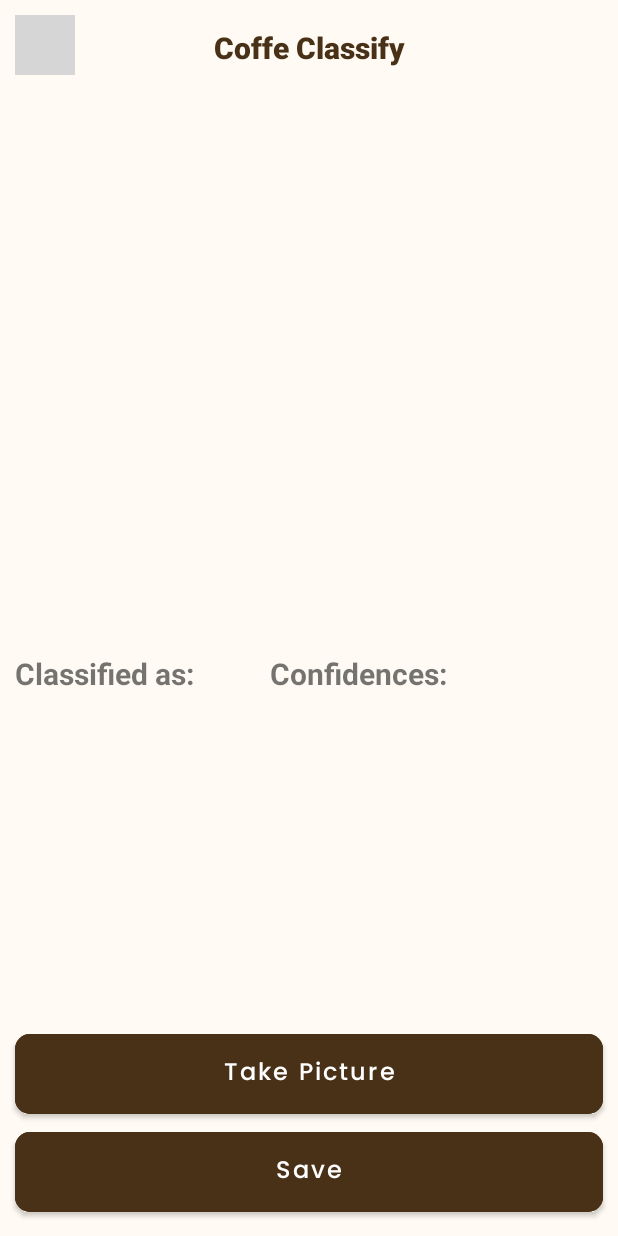
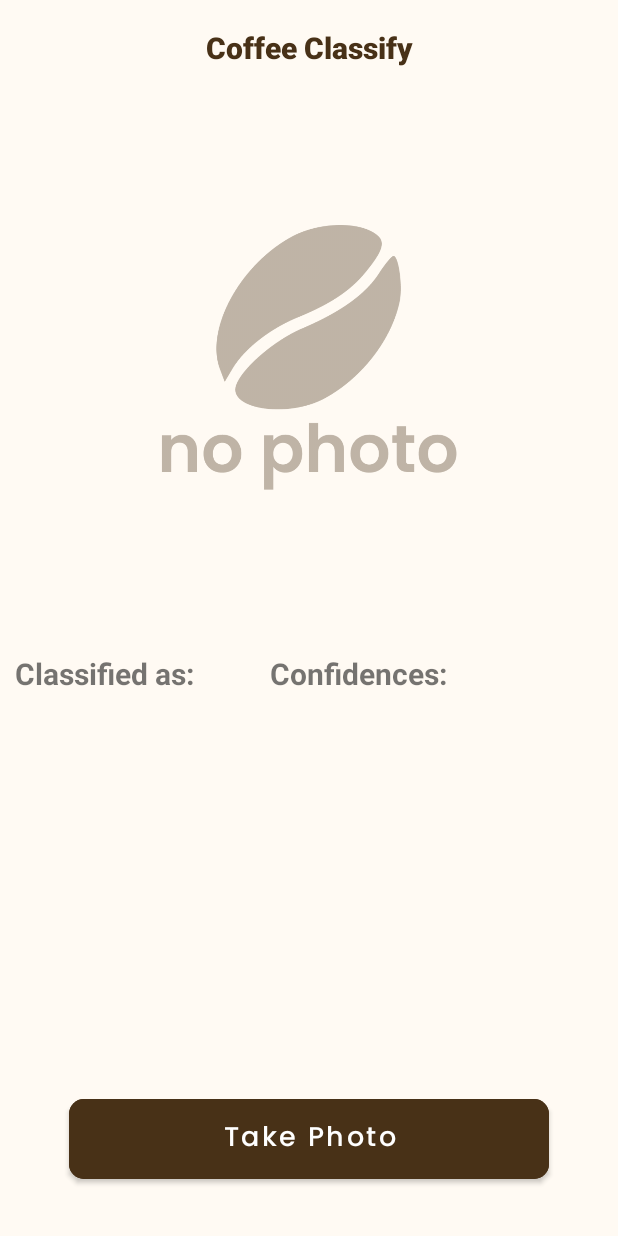
Before and after one commit to davirudo/Aispresso, an Android app: the screen it shows after launch (CoffeClasifyActivity), on a phone screen of 412 x 824 dp. Run offline under Robolectric (Android 15) with nearby library versions, the phone set to English and light mode, and no system bars; libraries missing offline, so code that uses them is left out: org.tensorflow.lite; grey boxes are pictures that could not be loaded.

Commit message:
hard string and improve ui

```diff
--- a/app/src/main/res/layout/activity_coffe_clasify.xml
+++ b/app/src/main/res/layout/activity_coffe_clasify.xml
@@ -9,21 +9,11 @@
     android:orientation="vertical"
     tools:context=".view.camera.coffeprocessing.CoffeClasifyActivity">
 
-    <ImageView
-        android:id="@+id/iv_back"
-        android:layout_width="40dp"
-        android:layout_height="40dp"
-        android:layout_marginStart="10dp"
-        android:layout_marginVertical="10dp"
-        app:layout_constraintTop_toTopOf="parent"
-        app:layout_constraintStart_toStartOf="parent"
-        android:src="@drawable/ic_back"/>
-
     <TextView
         android:id="@+id/tvCoffeClasify"
         android:layout_width="match_parent"
         android:layout_height="wrap_content"
-        android:text="Coffe Classify"
+        android:text="@string/coffee_classify"
         android:textAlignment="center"
         android:layout_marginVertical="18dp"
         android:fontFamily="sans-serif-black"
@@ -40,6 +30,7 @@
         android:layout_marginVertical="10dp"
         android:layout_below="@+id/tvCoffeClasify"
         android:layout_centerHorizontal="true"
+        android:src="@drawable/no_photo"
         app:layout_constraintTop_toBottomOf="@+id/tvCoffeClasify"
         app:layout_constraintStart_toStartOf="parent"
         app:layout_constraintEnd_toEndOf="parent"
@@ -49,7 +40,7 @@
         android:layout_width="wrap_content"
         android:layout_height="wrap_content"
         android:layout_centerHorizontal="true"
-        android:text="Classified as:"
+        android:text="@string/classified_as"
         android:textStyle="bold"
         android:textSize="20sp"
         android:id="@+id/label_classified"
@@ -77,7 +68,7 @@
         android:layout_width="wrap_content"
         android:layout_height="wrap_content"
         android:id="@+id/confidencesText"
-        android:text="Confidences:"
+        android:text="@string/confidences"
         android:textStyle="bold"
         android:textSize="20sp"
         app:layout_constraintTop_toBottomOf="@+id/imageView"
@@ -101,35 +92,19 @@
     <Button
         android:id="@+id/button"
         style="@style/firstbutton"
-        android:layout_width="match_parent"
+        android:layout_width="320dp"
         android:layout_height="65dp"
+        android:layout_marginHorizontal="10dp"
+        android:layout_marginBottom="32dp"
         android:backgroundTint="@color/secondary_color"
+        android:text="@string/take_photo"
         android:textAllCaps="false"
-        android:text="Take Picture"
-        android:textSize="16sp"
+        android:textSize="18sp"
         android:transitionName="action"
-        android:layout_marginHorizontal="10dp"
         app:backgroundTint="@null"
-        app:layout_constraintStart_toStartOf="parent"
+        app:layout_constraintBottom_toBottomOf="parent"
         app:layout_constraintEnd_toEndOf="parent"
-        app:layout_constraintBottom_toTopOf="@+id/save"/>
-
-    <Button
-        android:id="@+id/save"
-        style="@style/firstbutton"
-        android:layout_width="match_parent"
-        android:layout_height="65dp"
-        android:backgroundTint="@color/secondary_color"
-        android:textAllCaps="false"
-        android:text="Save"
-        android:textSize="16sp"
-        android:transitionName="action"
-        android:layout_marginHorizontal="10dp"
-        android:layout_marginBottom="10dp"
-        app:backgroundTint="@null"
-        app:layout_constraintStart_toStartOf="parent"
-        app:layout_constraintEnd_toEndOf="parent"
-        app:layout_constraintBottom_toBottomOf="parent"/>
+        app:layout_constraintStart_toStartOf="parent" />
 
     <androidx.constraintlayout.widget.Guideline
         android:id="@+id/guideline1"
--- a/app/src/main/res/values/strings.xml
+++ b/app/src/main/res/values/strings.xml
@@ -63,6 +63,10 @@
     <string name="success">Otentikasi Berhasil</string>
     <string name="title_biometric_prompt">Aispresso</string>
     <string name="description_biometric_prompt">Gunakan Sidik Jari Untuk Masuk</string>
+    <string name="classified_as">Classified as:</string>
+    <string name="confidences">Confidences:</string>
+    <string name="take_photo">Take Photo</string>
+    <string name="coffee_classify">Coffee Classify</string>
 
 
 </resources>
```
